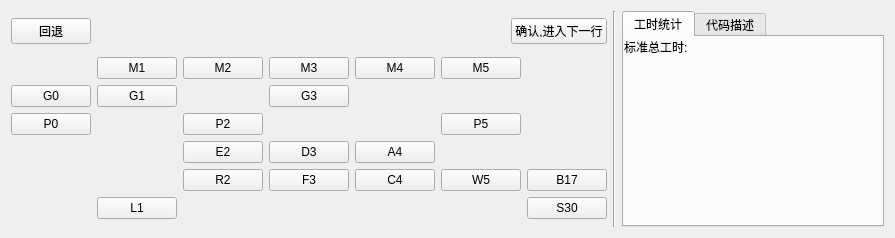
yukuan1991/mod_project, file mod_widget.ui: the form before one commit.
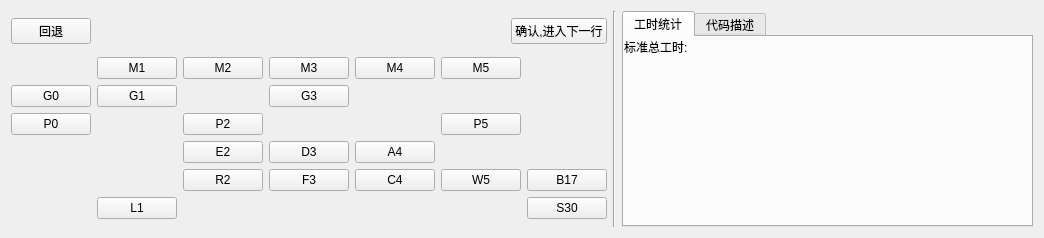
The form after the commit. The open tabs and pages were chosen to show the change. Custom widgets are drawn as their Qt base class.

What changed in the file:
```diff
--- a/mod_widget.ui
+++ b/mod_widget.ui
@@ -6,18 +6,18 @@
    <rect>
     <x>0</x>
     <y>0</y>
-    <width>895</width>
+    <width>1044</width>
     <height>238</height>
    </rect>
   </property>
   <property name="windowTitle">
    <string>Form</string>
   </property>
-  <layout class="QHBoxLayout" name="horizontalLayout_2">
-   <item>
     <layout class="QHBoxLayout" name="horizontalLayout_4">
      <item>
-      <layout class="QVBoxLayout" name="verticalLayout" stretch="0,0">
+    <layout class="QHBoxLayout" name="horizontalLayout_2" stretch="5,0,5">
+     <item>
+      <layout class="QVBoxLayout" name="verticalLayout" stretch="1,5">
        <item>
         <layout class="QHBoxLayout" name="horizontalLayout">
          <property name="spacing">
@@ -218,8 +218,6 @@
        </property>
       </widget>
      </item>
-    </layout>
-   </item>
    <item>
     <widget class="QTabWidget" name="tabWidget">
      <property name="currentIndex">
@@ -321,6 +319,8 @@
       </layout>
      </widget>
     </widget>
+     </item>
+    </layout>
    </item>
   </layout>
  </widget>
```
Left out of the diff: 16 changed lines with no effect on the pictures. Lines whose indentation alone changed are shown as unchanged.
